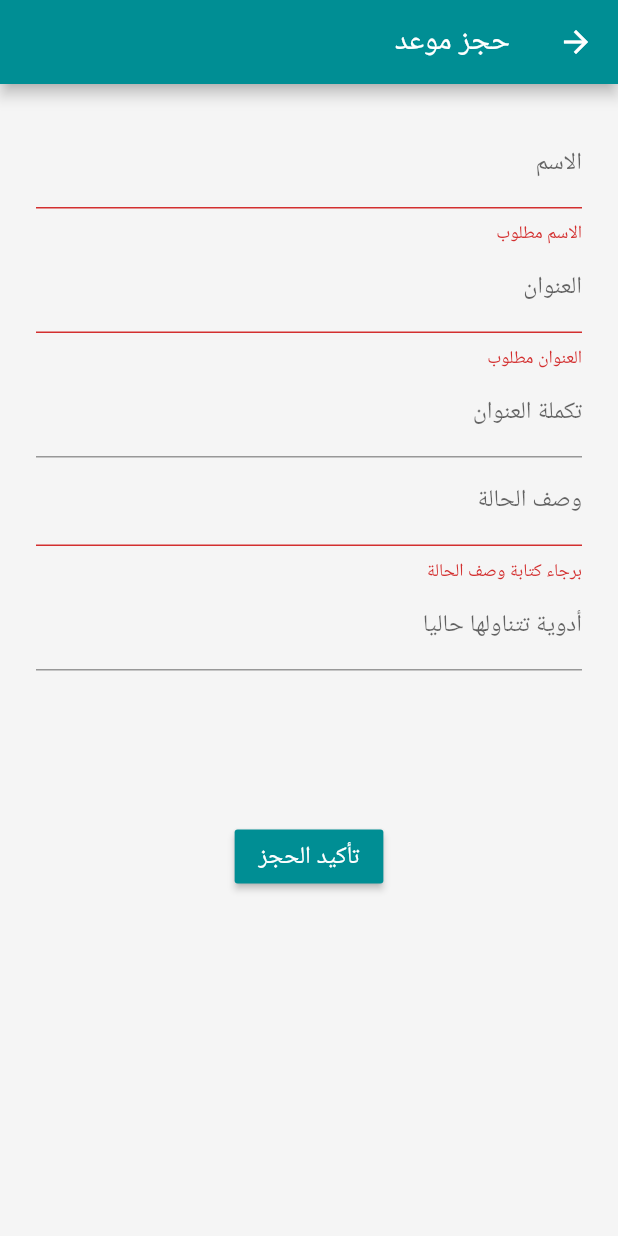
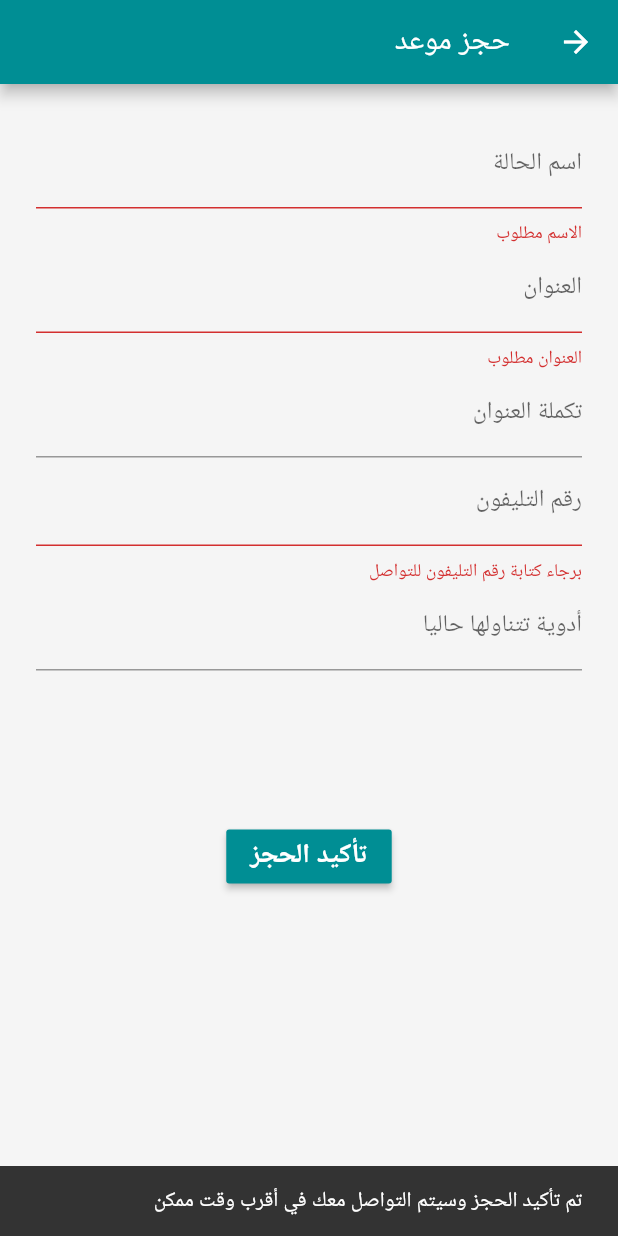
Before and after one commit to githussein/Eldoctor, a Flutter app: the BookingScreen screen opened directly, after a tap on "تأكيد الحجز", on a phone screen of 412 x 824 dp. Run offline on Flutter 3.47's test engine with Material 2 defaults, Android fonts, the phone set to English and light mode, and no system bars; our stand-ins replace cloud_firestore, firebase_auth, firebase_core, flutter_local_notifications, rxdart; accounts and stored records are empty; network calls fail.

Commit message:
Firebase bookings collection

```diff
--- a/lib/model/user.dart
+++ b/lib/model/user.dart
@@ -1,15 +1,18 @@
-class User {
-  final String imagePath;
-  final String name;
-  final String email;
-  final String about;
-  final bool isDarkMode;
+class MyUser {
+  final String imagePath =
+      'https://image.flaticon.com/icons/png/512/236/236831.png';
+  String name;
+  String email;
+  String phone;
+  // final String about;
+  // final bool isDarkMode;
 
-  const User({
-    this.imagePath,
+  MyUser({
+    // this.imagePath,
     this.name,
     this.email,
-    this.about,
-    this.isDarkMode,
+    this.phone,
+    // this.about,
+    // this.isDarkMode,
   });
 }
--- a/lib/screens/booking_screen.dart
+++ b/lib/screens/booking_screen.dart
@@ -1,4 +1,8 @@
 import 'package:eldoctor/config/palette.dart';
+import 'package:eldoctor/services/database.dart';
+import 'package:eldoctor/utils/user_preferences.dart';
+import 'package:firebase_auth/firebase_auth.dart';
+import 'package:flutter/cupertino.dart';
 import 'package:flutter/material.dart';
 
 class BookingScreen extends StatefulWidget {
@@ -10,17 +14,17 @@ class BookingScreen extends StatefulWidget {
 
 class BookingScreenState extends State<BookingScreen> {
   String _name;
-  String _email;
+  String _address;
   String _password;
   String _url;
-  String _phoneNumber;
+  String _phone;
   String _calories;
 
   final GlobalKey<FormState> _formKey = GlobalKey<FormState>();
 
   Widget _buildName() {
     return TextFormField(
-      decoration: InputDecoration(labelText: 'الاسم'),
+      decoration: InputDecoration(labelText: 'اسم الحالة'),
       // maxLength: 10,
       validator: (String value) {
         if (value.isEmpty) {
@@ -35,24 +39,20 @@ class BookingScreenState extends State<BookingScreen> {
     );
   }
 
-  Widget _buildEmail() {
+  //Form address field
+  Widget _buildAddress() {
     return TextFormField(
       decoration: InputDecoration(labelText: 'العنوان'),
+      // maxLength: 10,
       validator: (String value) {
         if (value.isEmpty) {
           return 'العنوان مطلوب';
         }
 
-        // if (!RegExp(
-        //         r"[a-z0-9!#$%&'*+/=?^_`{|}~-]+(?:\.[a-z0-9!#$%&'*+/=?^_`{|}~-]+)*@(?:[a-z0-9](?:[a-z0-9-]*[a-z0-9])?\.)+[a-z0-9](?:[a-z0-9-]*[a-z0-9])?")
-        //     .hasMatch(value)) {
-        //   return 'Please enter a valid email Address';
-        // }
-
         return null;
       },
       onSaved: (String value) {
-        _email = value;
+        _address = value;
       },
     );
   }
@@ -93,11 +93,11 @@ class BookingScreenState extends State<BookingScreen> {
 
   Widget _buildPhoneNumber() {
     return TextFormField(
-      decoration: InputDecoration(labelText: 'وصف الحالة'),
+      decoration: InputDecoration(labelText: 'رقم التليفون'),
       keyboardType: TextInputType.phone,
       validator: (String value) {
         if (value.isEmpty) {
-          return 'برجاء كتابة وصف الحالة';
+          return 'برجاء كتابة رقم التليفون للتواصل';
         }
 
         return null;
@@ -111,7 +111,6 @@ class BookingScreenState extends State<BookingScreen> {
   Widget _buildCalories() {
     return TextFormField(
       decoration: InputDecoration(labelText: 'أدوية تتناولها حاليا'),
-      keyboardType: TextInputType.number,
       validator: (String value) {
         int calories = int.tryParse(value);
 
@@ -145,7 +144,7 @@ class BookingScreenState extends State<BookingScreen> {
                 mainAxisAlignment: MainAxisAlignment.center,
                 children: <Widget>[
                   _buildName(),
-                  _buildEmail(),
+                  _buildAddress(),
                   // _buildPassword(),
                   _builURL(),
                   _buildPhoneNumber(),
@@ -155,11 +154,25 @@ class BookingScreenState extends State<BookingScreen> {
                     color: Palette.primaryColor,
                     child: Text(
                       'تأكيد الحجز',
-                      style: TextStyle(color: Colors.white, fontSize: 16),
+                      style: TextStyle(
+                          color: Colors.white,
+                          fontSize: 18,
+                          fontWeight: FontWeight.bold),
                     ),
-                    onPressed: () {
-                      if (!_formKey.currentState.validate()) {
-                        return;
+                    onPressed: () async {
+                      if (_formKey.currentState.validate()) {
+                        _formKey.currentState.save();
+
+                        var firebaseUser = FirebaseAuth.instance.currentUser;
+
+                        print('BOOKING:::uid::: ${firebaseUser.uid}');
+
+                        await DatabaseService(uid: firebaseUser.uid)
+                            .updateBookingData(
+                          _name,
+                          _address,
+                          _phone,
+                        );
                       }
 
                       ScaffoldMessenger.of(context).showSnackBar(SnackBar(
@@ -170,8 +183,8 @@ class BookingScreenState extends State<BookingScreen> {
                       _formKey.currentState.save();
 
                       print(_name);
-                      print(_email);
-                      print(_phoneNumber);
+                      print(_address);
+                      print(_phone);
                       print(_url);
                       print(_password);
                       print(_calories);
@@ -187,4 +200,13 @@ class BookingScreenState extends State<BookingScreen> {
       ),
     );
   }
+
+  void registerBooking() async {
+    print('BOOOOOOKING:::::::::uid::::: ${UserPreferences.uid}');
+    await DatabaseService(uid: UserPreferences.uid).updateBookingData(
+      _name,
+      _address,
+      _phone,
+    );
+  }
 }
--- a/lib/utils/user_preferences.dart
+++ b/lib/utils/user_preferences.dart
@@ -1,11 +1,14 @@
 import 'package:eldoctor/model/user.dart';
 
 class UserPreferences {
-  static const myUser = User(
-    imagePath: 'https://image.flaticon.com/icons/png/512/236/236831.png',
+  static String uid = '';
+
+  static var myUser = MyUser(
+    // imagePath: 'https://image.flaticon.com/icons/png/512/236/236831.png',
     name: 'زكوان نصير',
     email: 'zakwan.n@gmail.com',
-    about: 'مسوق الكتروني ومطور تطبيقات ويب من الأردن',
-    isDarkMode: false,
+    phone: '+962',
+    // about: 'مسوق الكتروني ومطور تطبيقات ويب من الأردن',
+    // isDarkMode: false,
   );
 }
```
Also changed, not shown: lib/screens/edit_profile_screen.dart (+37 -10 lines), lib/screens/login_screen.dart (+22 -6 lines), lib/screens/profile_screen.dart (+7 -5 lines), lib/services/database.dart (+16 -0 lines).
